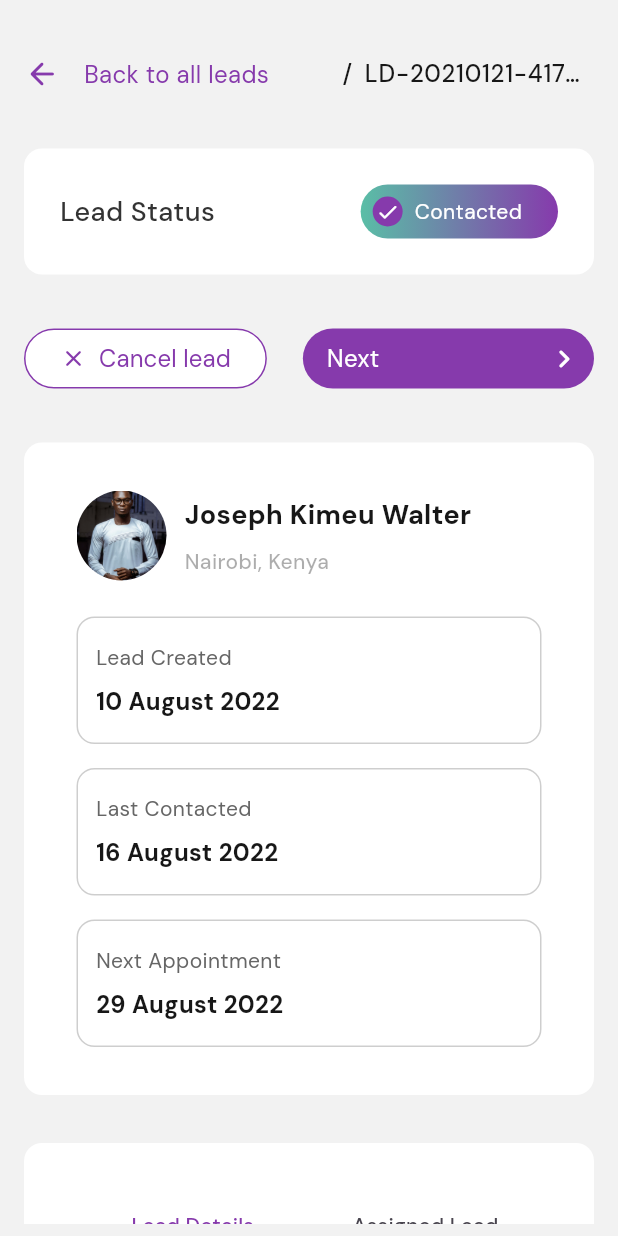
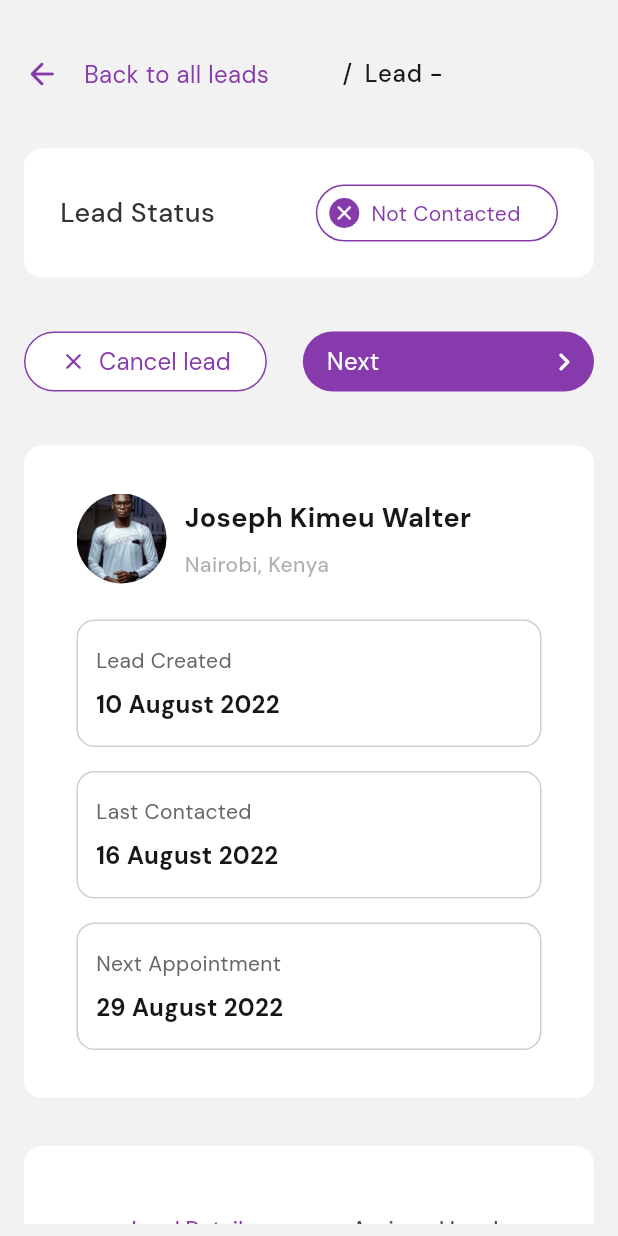
Before and after one commit to KenStarry/Dentsu_Quotes, a Flutter app: the ViewLeadPage screen opened directly with empty values, after a tap on "Back to all leads", on a phone screen of 412 x 824 dp. Run offline on Flutter 3.47's test engine with Material 3 defaults, Android fonts, the phone set to English and light mode, and no system bars; our stand-ins replace cached_network_image, data_table_2, envied, fl_chart, flutter_custom_clippers, flutter_svg and 11 more; accounts and stored records are empty; generated files the repository leaves out were written again.

Commit message:
Lead Status adjustments

```diff
--- a/lib/feature_leads/presentation/components/lead_status.dart
+++ b/lib/feature_leads/presentation/components/lead_status.dart
@@ -2,7 +2,9 @@ import 'package:dentsu_quotes/theme/colors.dart';
 import 'package:flutter/material.dart';
 
 class LeadStatus extends StatelessWidget {
-  const LeadStatus({super.key});
+  final bool contacted;
+
+  const LeadStatus({super.key, required this.contacted});
 
   @override
   Widget build(BuildContext context) {
@@ -25,10 +27,19 @@ class LeadStatus extends StatelessWidget {
               ),
             ),
             Container(
-              padding: const EdgeInsets.only(right: 24, top: 8, bottom: 8, left: 8),
+              padding:
+                  const EdgeInsets.only(right: 24, top: 8, bottom: 8, left: 8),
               decoration: BoxDecoration(
-                  gradient: LinearGradient(
-                      colors: [myGreen, Theme.of(context).primaryColorLight]),
+                  color: contacted ? null : Theme.of(context).primaryColorDark,
+                  gradient: contacted
+                      ? LinearGradient(colors: [
+                          myGreen,
+                          Theme.of(context).primaryColorLight
+                        ])
+                      : null,
+                  border: contacted
+                      ? null
+                      : Border.all(color: Theme.of(context).primaryColorLight),
                   borderRadius: BorderRadius.circular(100)),
               child: Row(
                 mainAxisAlignment: MainAxisAlignment.start,
@@ -37,20 +48,23 @@ class LeadStatus extends StatelessWidget {
                     width: 20,
                     height: 20,
                     decoration: BoxDecoration(
-                      shape: BoxShape.circle,
-                      color: Theme.of(context).primaryColorLight
-                    ),
+                        shape: BoxShape.circle,
+                        color: Theme.of(context).primaryColorLight),
                     child: Center(
-                      child: Icon(Icons.done_rounded, color: textWhite900, size: 16,),
+                      child: Icon(
+                        contacted ? Icons.done_rounded : Icons.close_rounded,
+                        color: textWhite900,
+                        size: 16,
+                      ),
                     ),
                   ),
                   const SizedBox(width: 8),
-                  Text('Contacted',
+                  Text(contacted ? 'Contacted' : 'Not Contacted',
                       style: TextStyle(
                         fontSize:
                             Theme.of(context).textTheme.bodyMedium!.fontSize,
                         fontWeight: FontWeight.w400,
-                        color: textWhite900,
+                        color: contacted ? textWhite900 : Theme.of(context).primaryColorLight,
                       ))
                 ],
               ),
--- a/lib/feature_leads/presentation/screens/view_lead_page.dart
+++ b/lib/feature_leads/presentation/screens/view_lead_page.dart
@@ -47,7 +47,7 @@ class _ViewLeadPageState extends State<ViewLeadPage> {
               SliverToBoxAdapter(
                   child: CustomBackBreadcrumb(
                       backText: 'Back to all leads',
-                      currentPositionText: 'LD-20210121-41760202',
+                      currentPositionText: 'Lead - ${widget.lead.id}',
                       onBackPressed: () {
                         _dashboardController.setViewLeadActive(active: false);
                       })),
@@ -55,7 +55,7 @@ class _ViewLeadPageState extends State<ViewLeadPage> {
               const SliverToBoxAdapter(child: SizedBox(height: 32)),
 
               //  lead status
-              const LeadStatus(),
+              LeadStatus(contacted: widget.lead.leadStatus == 'Contacted',),
 
               const SliverToBoxAdapter(child: SizedBox(height: 32)),
 
```
